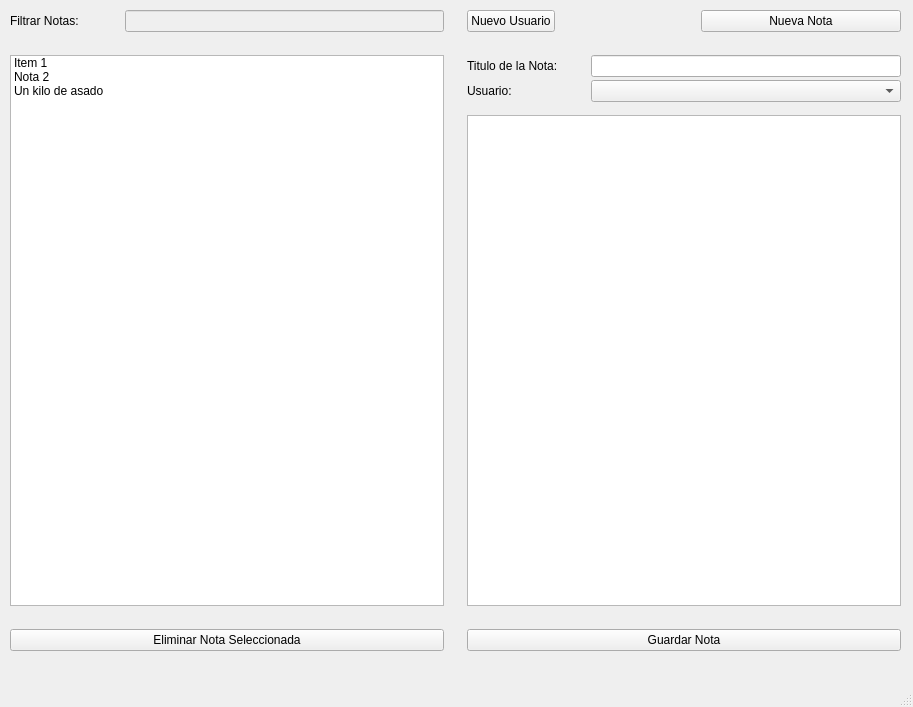
The window that view/resource/main.ui (bruno211282/curpy) describes before a commit, drawn with Qt 5.
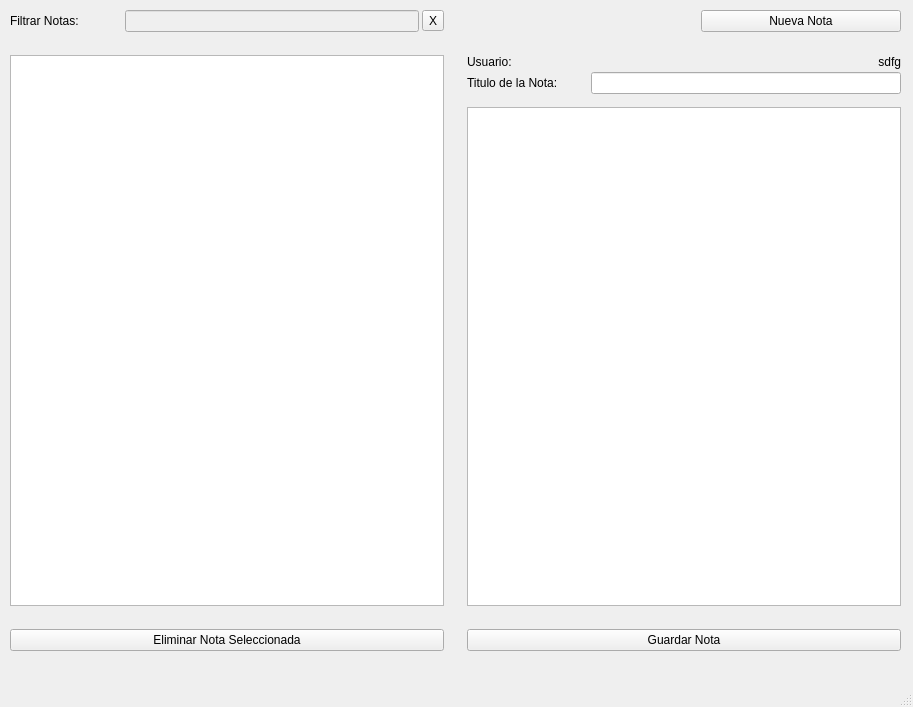
The same window after the commit.

Commit message: del new user from main window

The edit to the form file:
```diff
--- a/view/resource/main.ui
+++ b/view/resource/main.ui
@@ -58,23 +58,7 @@
      <item row="3" column="0">
       <layout class="QVBoxLayout" name="verticalLayout_2">
        <item>
-        <widget class="QListWidget" name="notes_list">
-         <item>
-          <property name="text">
-           <string>Item 1</string>
-          </property>
-         </item>
-         <item>
-          <property name="text">
-           <string>Nota 2</string>
-          </property>
-         </item>
-         <item>
-          <property name="text">
-           <string>Un kilo de asado</string>
-          </property>
-         </item>
-        </widget>
+        <widget class="QListWidget" name="notes_list"/>
        </item>
        <item>
         <spacer name="horizontalSpacer_4">
@@ -146,20 +130,17 @@
          </property>
         </widget>
        </item>
+       <item>
+        <widget class="QToolButton" name="toolButton_2">
+         <property name="text">
+          <string>X</string>
+         </property>
+        </widget>
+       </item>
       </layout>
      </item>
      <item row="1" column="2">
       <layout class="QHBoxLayout" name="horizontalLayout_3">
-       <item alignment="Qt::AlignLeft">
-        <widget class="QPushButton" name="btn_new_user">
-         <property name="toolTip">
-          <string>&lt;html&gt;&lt;head/&gt;&lt;body&gt;&lt;p&gt;Genera un nuevo usuario&lt;/p&gt;&lt;/body&gt;&lt;/html&gt;</string>
-         </property>
-         <property name="text">
-          <string>Nuevo Usuario</string>
-         </property>
-        </widget>
-       </item>
        <item alignment="Qt::AlignRight">
         <widget class="QPushButton" name="btn_new">
          <property name="minimumSize">
@@ -181,10 +162,82 @@
      </item>
      <item row="3" column="2">
       <layout class="QVBoxLayout" name="verticalLayout">
+       <item>
+        <layout class="QHBoxLayout" name="horizontalLayout_5">
+         <item>
+          <widget class="QLabel" name="label_3">
+           <property name="minimumSize">
+            <size>
+             <width>0</width>
+             <height>0</height>
+            </size>
+           </property>
+           <property name="maximumSize">
+            <size>
+             <width>16777215</width>
+             <height>16777215</height>
+            </size>
+           </property>
+           <property name="text">
+            <string>Usuario: </string>
+           </property>
+          </widget>
+         </item>
+         <item>
+          <widget class="QLabel" name="username">
+           <property name="sizePolicy">
+            <sizepolicy hsizetype="Preferred" vsizetype="Preferred">
+             <horstretch>0</horstretch>
+             <verstretch>0</verstretch>
+            </sizepolicy>
+           </property>
+           <property name="minimumSize">
+            <size>
+             <width>0</width>
+             <height>0</height>
+            </size>
+           </property>
+           <property name="styleSheet">
+            <string notr="true"/>
+           </property>
+           <property name="frameShape">
+            <enum>QFrame::NoFrame</enum>
+           </property>
+           <property name="frameShadow">
+            <enum>QFrame::Plain</enum>
+           </property>
+           <property name="text">
+            <string>sdfg</string>
+           </property>
+           <property name="textFormat">
+            <enum>Qt::PlainText</enum>
+           </property>
+           <property name="scaledContents">
+            <bool>false</bool>
+           </property>
+           <property name="alignment">
+            <set>Qt::AlignRight|Qt::AlignTrailing|Qt::AlignVCenter</set>
+           </property>
+           <property name="margin">
+            <number>1</number>
+           </property>
+           <property name="openExternalLinks">
+            <bool>false</bool>
+           </property>
+          </widget>
+         </item>
+        </layout>
+       </item>
        <item>
         <layout class="QHBoxLayout" name="horizontalLayout_4">
          <item>
           <widget class="QLabel" name="label_2">
+           <property name="minimumSize">
+            <size>
+             <width>111</width>
+             <height>0</height>
+            </size>
+           </property>
            <property name="text">
             <string>Titulo de la Nota: </string>
            </property>
@@ -205,37 +258,6 @@
          </item>
         </layout>
        </item>
-       <item>
-        <layout class="QHBoxLayout" name="horizontalLayout_5">
-         <item alignment="Qt::AlignLeft|Qt::AlignVCenter">
-          <widget class="QLabel" name="label_3">
-           <property name="text">
-            <string>Usuario: </string>
-           </property>
-          </widget>
-         </item>
-         <item alignment="Qt::AlignRight|Qt::AlignVCenter">
-          <widget class="QComboBox" name="user_list">
-           <property name="minimumSize">
-            <size>
-             <width>310</width>
-             <height>0</height>
-            </size>
-           </property>
-           <property name="toolTip">
-            <string>&lt;html&gt;&lt;head/&gt;&lt;body&gt;&lt;p&gt;Click para mostrar la lista completa de usuarios del sistema&lt;/p&gt;&lt;/body&gt;&lt;/html&gt;
-</string>
-           </property>
-           <property name="iconSize">
-            <size>
-             <width>16</width>
-             <height>16</height>
-            </size>
-           </property>
-          </widget>
-         </item>
-        </layout>
-       </item>
        <item>
         <spacer name="horizontalSpacer_7">
          <property name="orientation">
```
Left out of the diff: 51 changed lines with no effect on the pictures. The commit also changes 2 other files.
